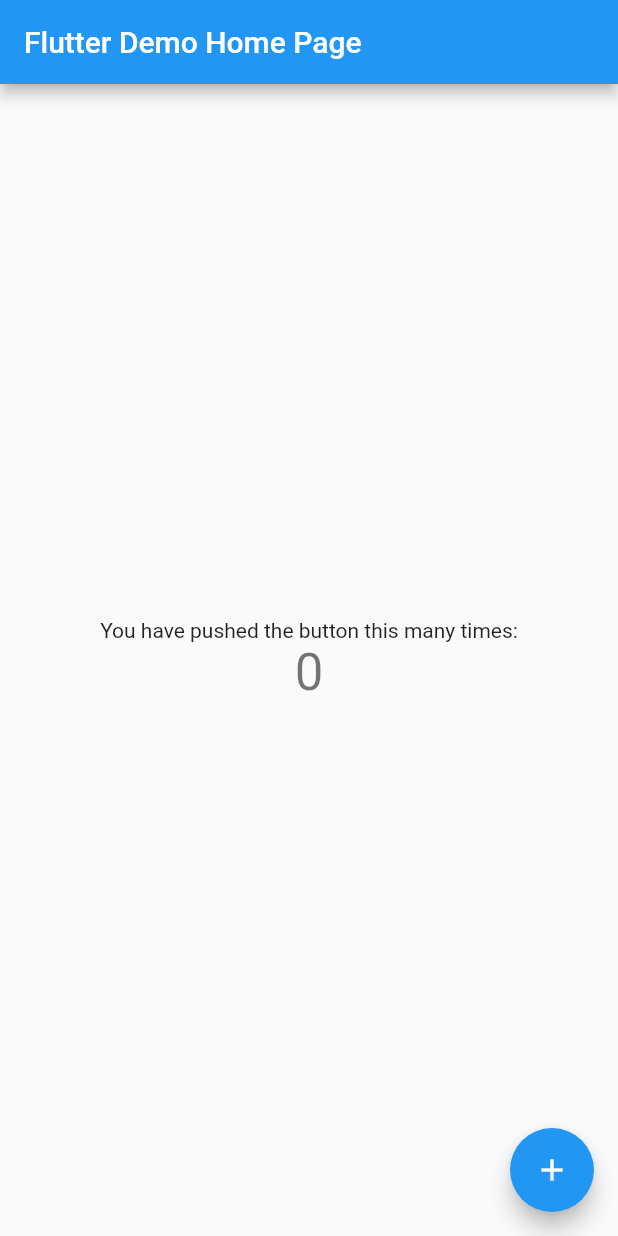
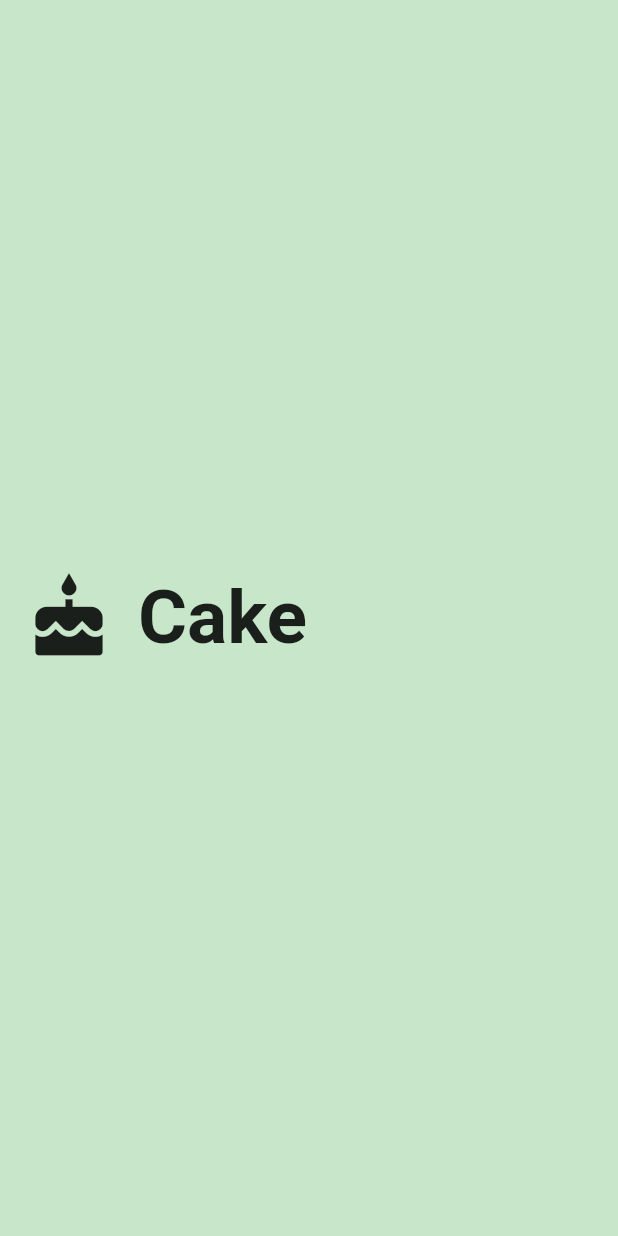
Before and after one commit to higekick/flutter_study, a Flutter app: the screen it shows after launch, on a phone screen of 412 x 824 dp. Run offline on Flutter 3.47's test engine with Material 2 defaults, Android fonts, the phone set to English and light mode, and no system bars.

Commit message:
category widget done

```diff
--- /dev/null
+++ b/lib/category.dart
@@ -0,0 +1,74 @@
+// Copyright 2018 The Chromium Authors. All rights reserved.
+// Use of this source code is governed by a BSD-style license that can be
+// found in the LICENSE file.
+
+// To keep your imports tidy, follow the ordering guidelines at
+// https://www.dartlang.org/guides/language/effective-dart/style#ordering
+import 'package:flutter/material.dart';
+
+final _rowHeight = 100.0;
+final _borderRadius = BorderRadius.circular(_rowHeight / 10);
+final _iconSize = 60.0;
+final _textSize = 24.0;
+
+/// A custom [Category] widget.
+///
+/// The widget is composed on an [Icon] and [Text]. Tapping on the widget shows
+/// a colored [InkWell] animation.
+class Category extends StatelessWidget {
+  /// Creates a [Category].
+  ///
+  /// A [Category] saves the name of the Category (e.g. 'Length'), its color for
+  /// the UI, and the icon that represents it (e.g. a ruler).
+  // TODO: You'll need the name, color, and iconLocation from main.dart
+  const Category(
+      {@required this.name, @required this.icon, @required this.color});
+
+  final String name;
+  final IconData icon;
+  final ColorSwatch color;
+
+  /// Builds a custom widget that shows [Category] information.
+  ///
+  /// This information includes the icon, name, and color for the [Category].
+  @override
+  // This `context` parameter describes the location of this widget in the
+  // widget tree. It can be used for obtaining Theme data from the nearest
+  // Theme ancestor in the tree. Below, we obtain the display1 text theme.
+  // See https://docs.flutter.io/flutter/material/Theme-class.html
+  Widget build(BuildContext context) {
+    // TODO: Build the custom widget here, referring to the Specs.
+    return Material(
+      color: Colors.transparent,
+      child: Container(
+        height: _rowHeight,
+        child: InkWell(
+          borderRadius: _borderRadius,
+          highlightColor: color,
+          splashColor: color,
+          onTap: () {
+            print("on Tap!");
+          },
+          child: Row(
+            crossAxisAlignment: CrossAxisAlignment.stretch,
+            children: [
+              Padding(
+                padding: EdgeInsets.all(16.0),
+                child: Icon(icon, size: _iconSize),
+              ),
+              Center(
+                child: Text(
+                  name,
+                  textAlign: TextAlign.center,
+                  // style: Theme.of(context).textTheme.headline5,
+                  // style: TextStyle(fontSize: 24.0),
+                  style: TextStyle(fontSize: 50.0, fontWeight: FontWeight.bold),
+                ),
+              )
+            ],
+          ),
+        ),
+      ),
+    );
+  }
+}
--- a/lib/main.dart
+++ b/lib/main.dart
@@ -1,113 +1,44 @@
+// Copyright 2018 The Chromium Authors. All rights reserved.
+// Use of this source code is governed by a BSD-style license that can be
+// found in the LICENSE file.
+
+// You can read about packages here: https://flutter.io/using-packages/
 import 'package:flutter/material.dart';
 
+// You can use a relative import, i.e. `import 'category.dart';` or
+// a package import, as shown below.
+// More details at http://dart-lang.github.io/linter/lints/avoid_relative_lib_imports.html
+import 'category.dart';
+
+// TODO: Pass this information into your custom [Category] widget
+const _categoryName = 'Cake';
+const _categoryIcon = Icons.cake;
+const _categoryColor = Colors.green;
+
+/// The function that is called when main.dart is run.
 void main() {
-  runApp(MyApp());
+  runApp(UnitConverterApp());
 }
 
-class MyApp extends StatelessWidget {
-  // This widget is the root of your application.
+/// This widget is the root of our application.
+/// Currently, we just show one widget in our app.
+class UnitConverterApp extends StatelessWidget {
   @override
   Widget build(BuildContext context) {
     return MaterialApp(
-      title: 'Flutter Demo',
-      theme: ThemeData(
-        // This is the theme of your application.
-        //
-        // Try running your application with "flutter run". You'll see the
-        // application has a blue toolbar. Then, without quitting the app, try
-        // changing the primarySwatch below to Colors.green and then invoke
-        // "hot reload" (press "r" in the console where you ran "flutter run",
-        // or simply save your changes to "hot reload" in a Flutter IDE).
-        // Notice that the counter didn't reset back to zero; the application
-        // is not restarted.
-        primarySwatch: Colors.blue,
+      debugShowCheckedModeBanner: false,
+      title: 'Unit Converter',
+      home: Scaffold(
+        backgroundColor: Colors.green[100],
+        body: Center(
+          // TODO: Determine what properties you'll need to pass into the widget
+          child: Category(
+            name: _categoryName,
+            icon: _categoryIcon,
+            color: _categoryColor,
+          ),
+        ),
       ),
-      home: MyHomePage(title: 'Flutter Demo Home Page'),
     );
   }
 }
-
-class MyHomePage extends StatefulWidget {
-  MyHomePage({Key key, this.title}) : super(key: key);
-
-  // This widget is the home page of your application. It is stateful, meaning
-  // that it has a State object (defined below) that contains fields that affect
-  // how it looks.
-
-  // This class is the configuration for the state. It holds the values (in this
-  // case the title) provided by the parent (in this case the App widget) and
-  // used by the build method of the State. Fields in a Widget subclass are
-  // always marked "final".
-
-  final String title;
-
-  @override
-  _MyHomePageState createState() => _MyHomePageState();
-}
-
-class _MyHomePageState extends State<MyHomePage> {
-  int _counter = 0;
-
-  void _incrementCounter() {
-    setState(() {
-      // This call to setState tells the Flutter framework that something has
-      // changed in this State, which causes it to rerun the build method below
-      // so that the display can reflect the updated values. If we changed
-      // _counter without calling setState(), then the build method would not be
-      // called again, and so nothing would appear to happen.
-      _counter++;
-    });
-  }
-
-  @override
-  Widget build(BuildContext context) {
-    // This method is rerun every time setState is called, for instance as done
-    // by the _incrementCounter method above.
-    //
-    // The Flutter framework has been optimized to make rerunning build methods
-    // fast, so that you can just rebuild anything that needs updating rather
-    // than having to individually change instances of widgets.
-    return Scaffold(
-      appBar: AppBar(
-        // Here we take the value from the MyHomePage object that was created by
-        // the App.build method, and use it to set our appbar title.
-        title: Text(widget.title),
-      ),
-      body: Center(
-        // Center is a layout widget. It takes a single child and positions it
-        // in the middle of the parent.
-        child: Column(
-          // Column is also a layout widget. It takes a list of children and
-          // arranges them vertically. By default, it sizes itself to fit its
-          // children horizontally, and tries to be as tall as its parent.
-          //
-          // Invoke "debug painting" (press "p" in the console, choose the
-          // "Toggle Debug Paint" action from the Flutter Inspector in Android
-          // Studio, or the "Toggle Debug Paint" command in Visual Studio Code)
-          // to see the wireframe for each widget.
-          //
-          // Column has various properties to control how it sizes itself and
-          // how it positions its children. Here we use mainAxisAlignment to
-          // center the children vertically; the main axis here is the vertical
-          // axis because Columns are vertical (the cross axis would be
-          // horizontal).
-          mainAxisAlignment: MainAxisAlignment.center,
-          children: <Widget>[
-            Text(
-              'You have pushed the button this many times:',
-            ),
-            Text(
-              '$_counter',
-              style: Theme.of(context).textTheme.headline4,
-            ),
-          ],
-        ),
-      ),
-      floatingActionButton: FloatingActionButton(
-        onPressed: _incrementCounter,
-        tooltip: 'Increment',
-        child: Icon(Icons.add),
-      ), // This trailing comma makes auto-formatting nicer for build methods.
-    );
-  }
-}
```
